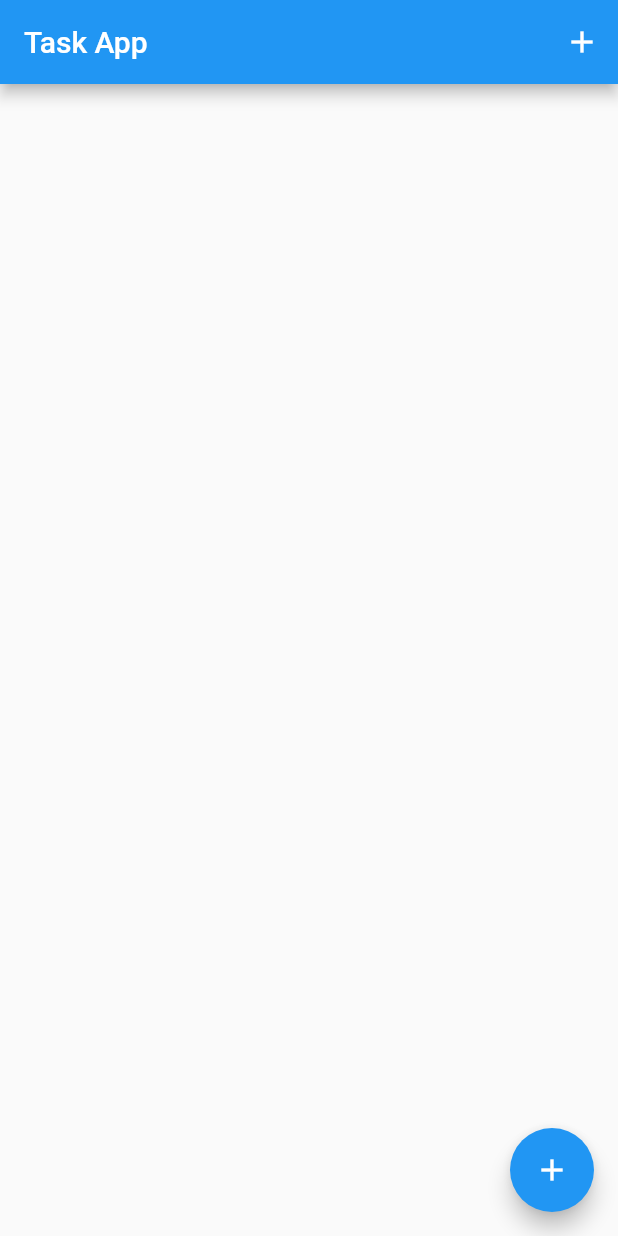
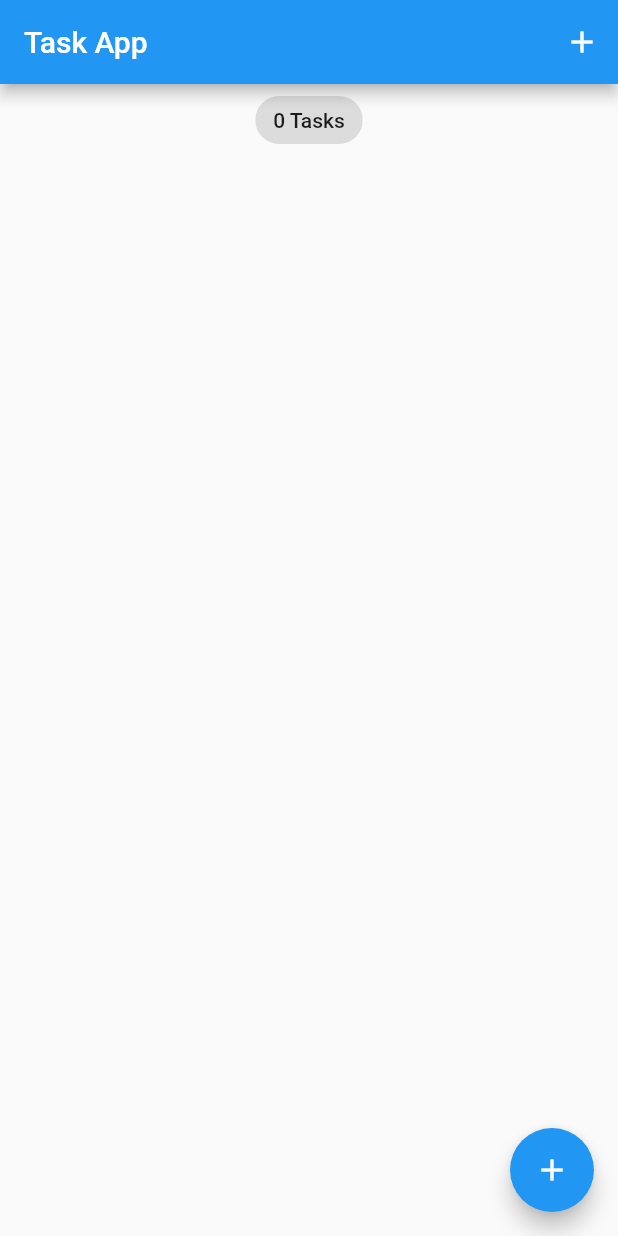
Before and after one commit to xordox/todo_bloc, a Flutter app: the screen it shows after launch, on a phone screen of 412 x 824 dp. Run offline on Flutter 3.47's test engine with Material 2 defaults, Android fonts, the phone set to English and light mode, and no system bars; our stand-ins replace bloc, equatable, flutter_bloc, hydrated_bloc.

Commit message:
add task counter

```diff
--- a/lib/screens/tasks_screen.dart
+++ b/lib/screens/tasks_screen.dart
@@ -39,6 +39,9 @@ class _TasksScreenState extends State<TasksScreen> {
             child: Column(
               mainAxisAlignment: MainAxisAlignment.start,
               children: <Widget>[
+                 Center(
+                  child: Chip(label: Text("${state.allTasks.length} Tasks",)),
+                ),
                 TaskList(tasksList: taskList),
               ],
             ),
```
